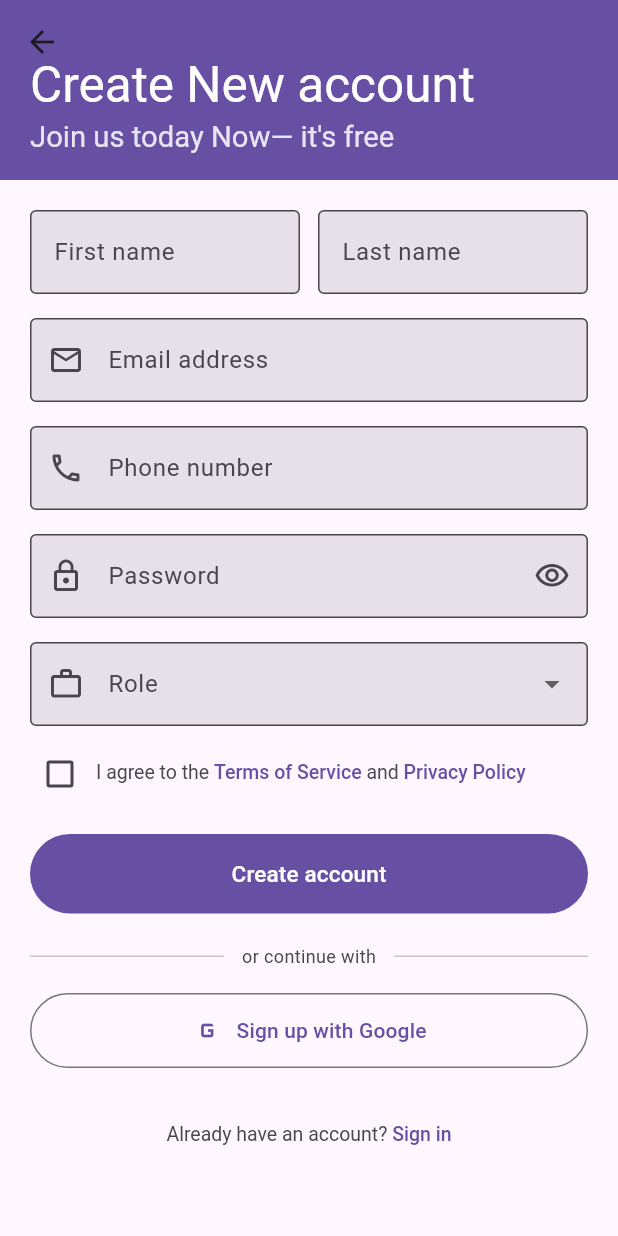
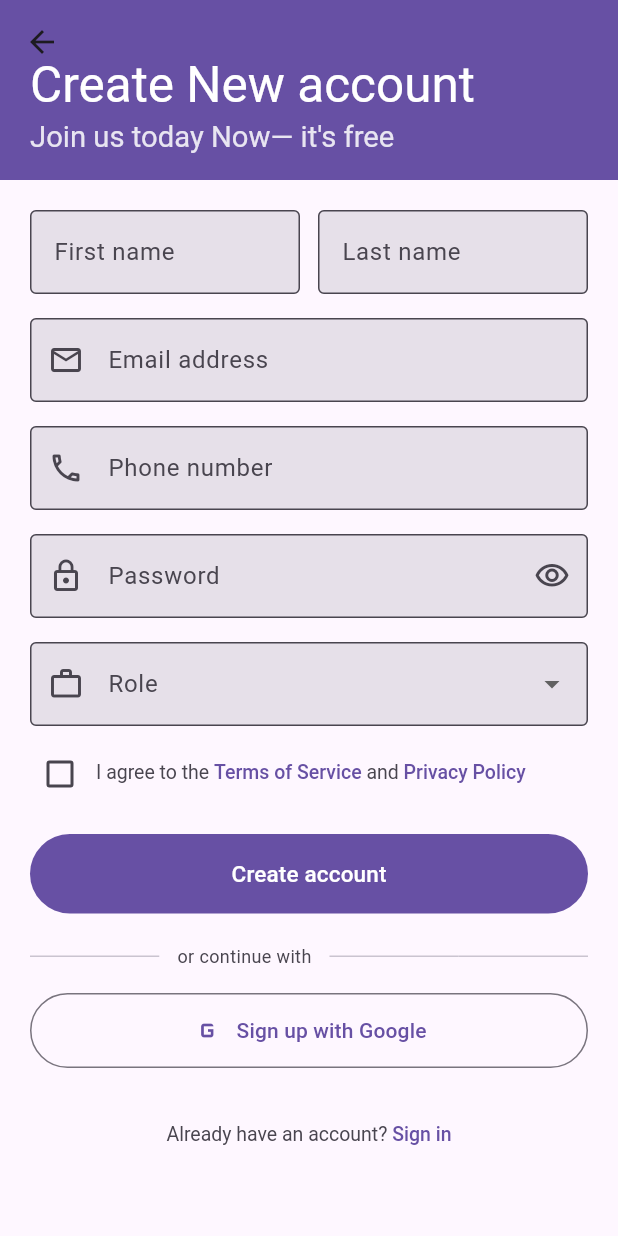
Before and after one commit to RomanGurun/isp_exit_engine_ui_public_work, a Flutter app: the RegisterFormPage screen opened directly, on a phone screen of 412 x 824 dp. Run offline on Flutter 3.47's test engine with Material 3 defaults, Android fonts, the phone set to English and light mode, and no system bars; our stand-ins replace flutter_screenutil, google_fonts, lottie, permission_handler; missing offline and left inert: hand_signature, mobile_scanner; network calls fail.

Commit message:
divider widget added

```diff
--- a/lib/feature/mini_page/out_form_screen.dart
+++ b/lib/feature/mini_page/out_form_screen.dart
@@ -371,6 +371,8 @@ class _RegisterFormPageState extends State<RegisterFormPage> {
                         ),
                       ),
                       const Expanded(child: Divider()),
+
+                      const Expanded(child: Divider()),
                     ]),
                     const SizedBox(height: 16),
 
```
